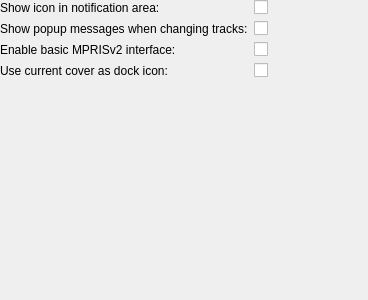
Above: gui/externalsettings.ui from polpo/cantata-mac before the change. Below: the same form after it.
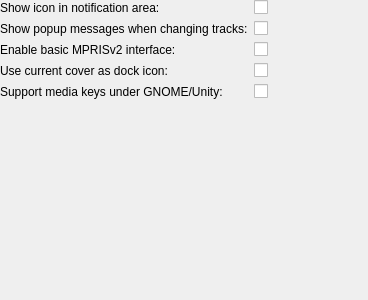
That is the form after the change. Custom widgets are drawn as their Qt base class.

Commit message: Add option to support GNOME media keys.

Diff of the .ui file:
```diff
--- a/gui/externalsettings.ui
+++ b/gui/externalsettings.ui
@@ -91,6 +91,16 @@
      </property>
     </widget>
    </item>
+   <item row="4" column="0">
+    <widget class="QLabel" name="gnomeMediaKeysLabel">
+     <property name="text">
+      <string>Support media keys under GNOME/Unity:</string>
+     </property>
+    </widget>
+   </item>
+   <item row="4" column="1">
+    <widget class="OnOffButton" name="gnomeMediaKeys"/>
+   </item>
   </layout>
  </widget>
  <customwidgets>
```
The commit also changes 12 other files.
